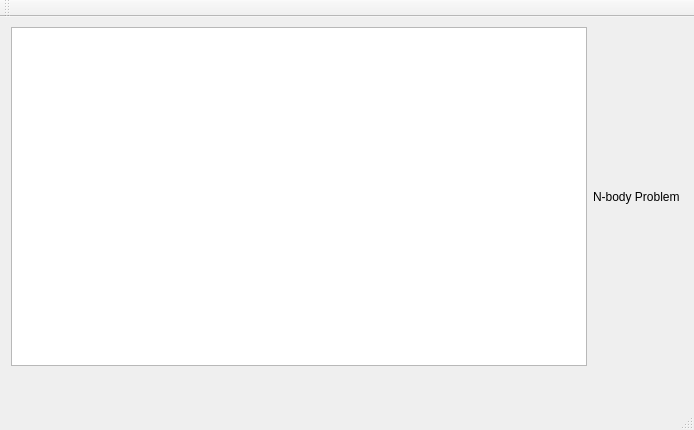
This is mainwindow.ui in HackCUCacheMeOutside/N_body_simulation as Qt 5 draws it before an edit. The edited form follows.
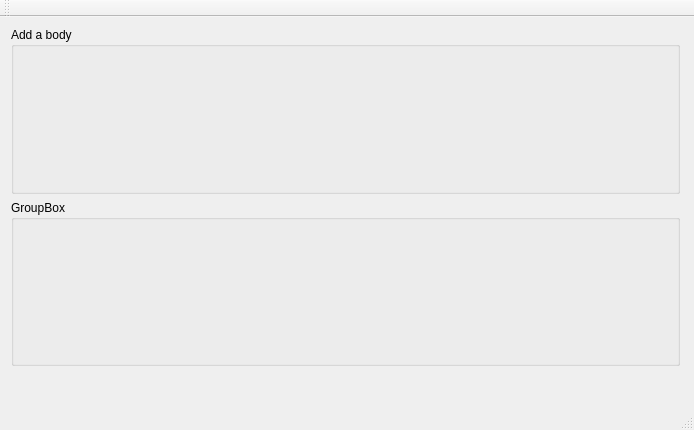
This is the edited form.

Commit message: Graphics scratch

The edit to the form file:
```diff
--- a/mainwindow.ui
+++ b/mainwindow.ui
@@ -25,17 +25,22 @@
     </property>
     <layout class="QHBoxLayout" name="horizontalLayout">
      <item>
-      <widget class="QGraphicsView" name="graphicsView"/>
-     </item>
+      <layout class="QVBoxLayout" name="verticalLayout">
      <item>
-      <layout class="QVBoxLayout" name="verticalLayout"/>
+        <widget class="QGroupBox" name="groupBox">
+         <property name="title">
+          <string>Add a body</string>
+         </property>
+        </widget>
      </item>
      <item>
-      <widget class="QLabel" name="label">
-       <property name="text">
-        <string>N-body Problem</string>
-       </property>
-      </widget>
+        <widget class="QGroupBox" name="groupBox_2">
+         <property name="title">
+          <string>GroupBox</string>
+         </property>
+        </widget>
+       </item>
+      </layout>
      </item>
     </layout>
    </widget>
```
Lines whose indentation alone changed are shown as unchanged. The commit also changes 9 other files.
